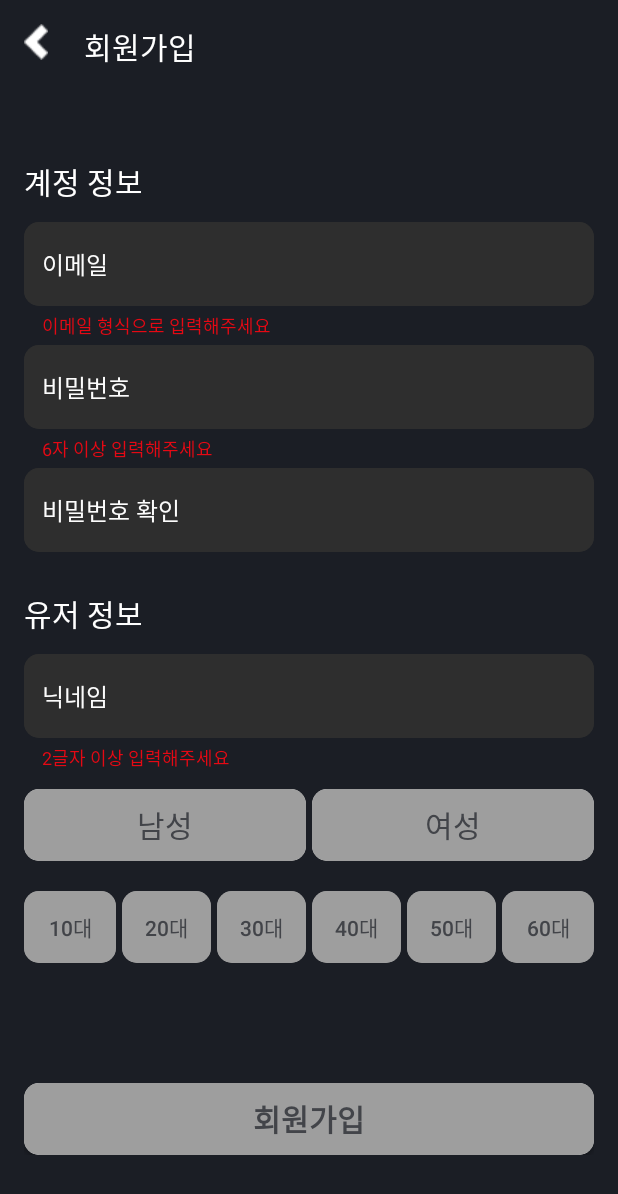
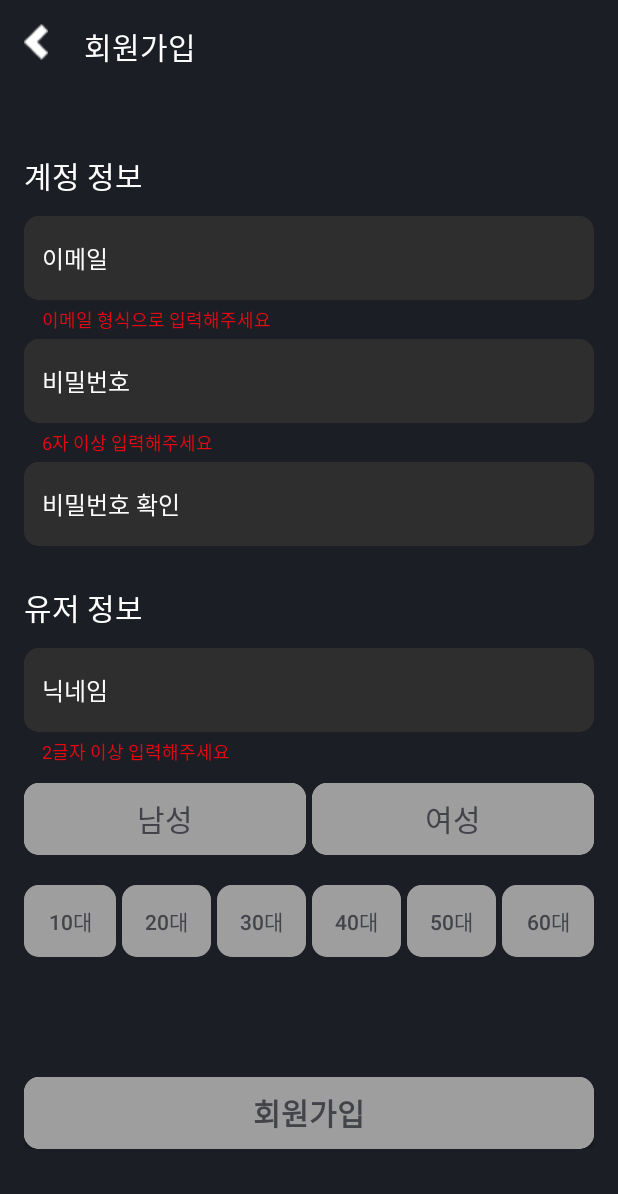
Before and after one commit to nbcFinal-Five/CurtainCall, an Android app: the fragment RegisterFragment placed in its activity, on a phone screen of 412 x 824 dp. Shown: the top 1194 px of the screen. Run offline under Robolectric (Android 15) with nearby library versions, the phone set to English and light mode, and no system bars; libraries missing offline, so code that uses them is left out: io.github.jan.supabase.

Commit message:
[fix] 간격 수정

```diff
--- a/app/src/main/res/layout/fragment_login.xml
+++ b/app/src/main/res/layout/fragment_login.xml
@@ -127,7 +127,8 @@
             android:layout_height="wrap_content"
             android:text="@string/login"
             android:background="@drawable/button_gradient"
-            app:layout_constraintBottom_toBottomOf="parent"
+            app:layout_constraintTop_toBottomOf="@id/tv_register"
+            android:layout_marginTop="120dp"
             android:textColor="@color/white"
             android:textStyle="bold"
             android:textSize="20sp"
--- a/app/src/main/res/layout/fragment_register.xml
+++ b/app/src/main/res/layout/fragment_register.xml
@@ -6,7 +6,6 @@
         android:layout_height="match_parent" xmlns:app="http://schemas.android.com/apk/res-auto"
         android:background="@color/background_color"
         android:paddingTop="16dp"
-        android:paddingBottom="16dp"
 >
   <androidx.constraintlayout.widget.ConstraintLayout
           android:layout_width="match_parent"
@@ -29,11 +28,13 @@
             android:layout_height="0dp"
             app:layout_constraintTop_toBottomOf="@id/tv_register_title"
             app:layout_constraintBottom_toBottomOf="parent"
+            android:layout_marginTop="16dp"
     >
       <androidx.constraintlayout.widget.ConstraintLayout
               android:layout_width="match_parent"
               android:layout_height="wrap_content"
               android:paddingHorizontal="16dp"
+              android:paddingBottom="44dp"
       >
         <TextView
                 android:id="@+id/tv_account_information"
@@ -44,7 +45,7 @@
                 android:text="@string/account_info"
                 android:textSize="20sp"
                 android:textColor="@color/white"
-                android:layout_marginTop="60dp"
+                android:layout_marginTop="40dp"
         />
 
         <androidx.cardview.widget.CardView
```
